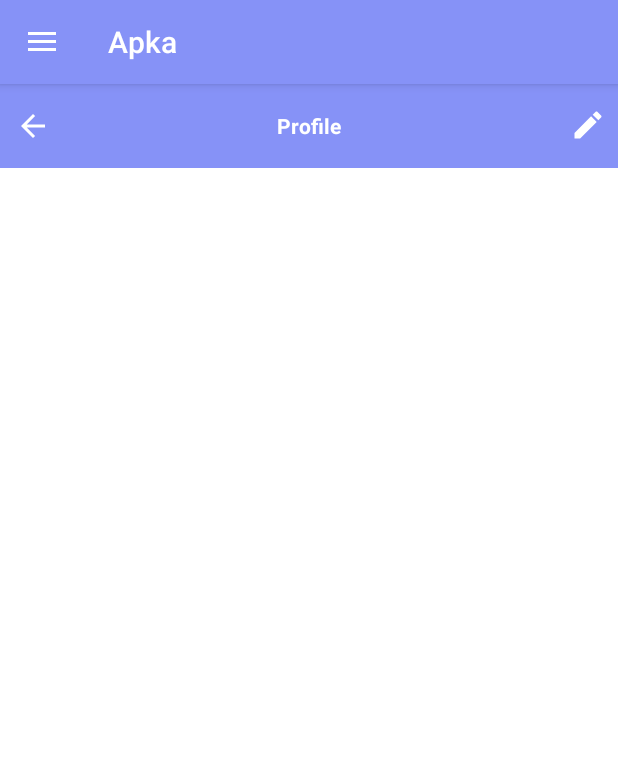
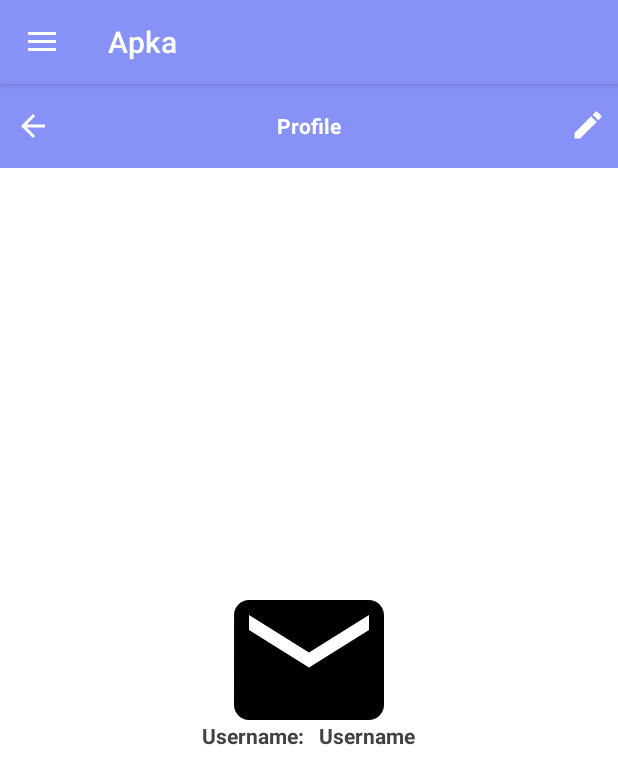
Before and after one commit to waterextract/Projekt_Inzynieria_Oprogramowania, an Android app: the HomeFragment screen opened directly, with no data from a screen before it, after a tap on "My account", on a phone screen of 412 x 824 dp. Shown: the top 784 px of the screen. Run offline under Robolectric (Android 15) with nearby library versions, the phone set to English and light mode, and no system bars; our stand-ins replace Firebase (no records; nobody signed in at launch, a user with empty details on screens opened directly); 1 other tap on this screen came first.

Commit message:
Initial Commit

```diff
--- a/app/src/main/java/com/juliaijustyna/apka/ProfileFragment.kt
+++ b/app/src/main/java/com/juliaijustyna/apka/ProfileFragment.kt
@@ -5,6 +5,12 @@ import androidx.fragment.app.Fragment
 import android.view.LayoutInflater
 import android.view.View
 import android.view.ViewGroup
+import android.widget.TextView
+import com.google.firebase.auth.FirebaseAuth
+import com.google.firebase.database.DataSnapshot
+import com.google.firebase.database.DatabaseError
+import com.google.firebase.database.FirebaseDatabase
+import com.google.firebase.database.ValueEventListener
 
 // TODO: Rename parameter arguments, choose names that match
 // the fragment initialization parameters, e.g. ARG_ITEM_NUMBER
@@ -17,9 +23,9 @@ private const val ARG_PARAM2 = "param2"
  * create an instance of this fragment.
  */
 class ProfileFragment : Fragment() {
-    // TODO: Rename and change types of parameters
     private var param1: String? = null
     private var param2: String? = null
+    private lateinit var textViewUsername: TextView // Deklaracja textViewUsername
 
     override fun onCreate(savedInstanceState: Bundle?) {
         super.onCreate(savedInstanceState)
@@ -29,25 +35,42 @@ class ProfileFragment : Fragment() {
         }
     }
 
+    private fun loadUsername() {
+        val uid = FirebaseAuth.getInstance().currentUser?.uid
+        val userRef = uid?.let { FirebaseDatabase.getInstance().getReference("Users").child(it) }
+
+        if (userRef != null) {
+            userRef.addListenerForSingleValueEvent(object : ValueEventListener {
+                override fun onDataChange(dataSnapshot: DataSnapshot) {
+                    if (dataSnapshot.exists()) {
+                        val username = dataSnapshot.child("name").value.toString()
+                        // Przypisanie pobranej nazwy użytkownika do textViewUsername
+                        textViewUsername.text = username
+                    }
+                }
+
+                override fun onCancelled(databaseError: DatabaseError) {}
+            })
+        }
+    }
+
     override fun onCreateView(
         inflater: LayoutInflater, container: ViewGroup?,
         savedInstanceState: Bundle?,
     ): View? {
-        // Inflate the layout for this fragment
-        return inflater.inflate(R.layout.fragment_profile, container, false)
+        val view = inflater.inflate(R.layout.fragment_profile, container, false)
+
+        // Inicjalizacja textViewUsername
+        textViewUsername = view.findViewById(R.id.textViewUsername)
+
+        // Załaduj nazwę użytkownika
+        loadUsername()
+
+        return view
     }
 
     companion object {
-        /**
-         * Use this factory method to create a new instance of
-         * this fragment using the provided parameters.
-         *
-         * @param param1 Parameter 1.
-         * @param param2 Parameter 2.
-         * @return A new instance of fragment InfoFragment.
-         */
-        // TODO: Rename and change types and number of parameters
-        @JvmStatic
+
         fun newInstance(param1: String, param2: String) =
             ProfileFragment().apply {
                 arguments = Bundle().apply {
@@ -57,3 +80,11 @@ class ProfileFragment : Fragment() {
             }
     }
 }
+
+        fun newInstance(param1: String, param2: String) =
+            ProfileFragment().apply {
+                arguments = Bundle().apply {
+                    putString(ARG_PARAM1, param1)
+                    putString(ARG_PARAM2, param2)
+                }
+            }
--- a/app/src/main/res/layout/fragment_profile.xml
+++ b/app/src/main/res/layout/fragment_profile.xml
@@ -6,10 +6,13 @@
     android:layout_height="match_parent"
     tools:context=".ProfileFragment">
 
+
+
     <RelativeLayout
         android:layout_width="match_parent"
         android:layout_height="?actionBarSize"
         android:background="@color/lavender">
+
 
     <ImageButton
         android:id="@+id/back_button"
@@ -19,7 +22,8 @@
         android:background="@android:color/transparent"
         android:layout_marginStart="10dp"
         android:layout_centerVertical = "true"
-        android:tint="@color/white" />
+        android:tint="@color/white"
+        tools:ignore="UseAppTint" />
 
     <TextView
         android:id="@+id/ToolBarTitle"
@@ -30,6 +34,7 @@
         android:textColor="@color/white"
         android:textStyle="bold" />
 
+
         <ImageButton
             android:id="@+id/profile_edit_button"
             android:layout_width="wrap_content"
@@ -38,9 +43,46 @@
             android:layout_marginTop="15dp"
             android:background="@android:color/transparent"
             android:src="@drawable/baseline_mode_edit_24"
-            android:tint="@color/white" />
+            android:tint="@color/white"
+            tools:ignore="UseAppTint" />
+
 
 
     </RelativeLayout>
 
+    <ImageView
+        android:id="@+id/imageViewProfile"
+        android:layout_width="120dp"
+        android:layout_height="120dp"
+        android:layout_centerVertical="true"
+        android:src="@drawable/baseline_email_24"
+        android:layout_centerHorizontal="true"/>
+
+    <LinearLayout
+        android:id="@+id/bottomLl"
+        android:layout_width="wrap_content"
+        android:layout_height="wrap_content"
+        android:layout_centerVertical="true"
+        android:layout_alignBottom="@id/imageViewProfile"
+        android:layout_centerInParent="true"
+        android:orientation="horizontal">
+    <TextView
+        android:id="@+id/Username"
+        android:layout_width="wrap_content"
+        android:layout_height="wrap_content"
+        android:text="Username:"
+        android:textColor="@color/grey"
+        android:textStyle="bold" />
+    <TextView
+        android:id="@+id/textViewUsername"
+        android:layout_width="wrap_content"
+        android:layout_height="wrap_content"
+        android:layout_marginLeft="10dp"
+        android:text="Username"
+        android:textColor="@color/grey"
+        android:textStyle="bold" />
+    </LinearLayout>
+
+
+
 </RelativeLayout>
```
Also changed, not shown: app/src/main/java/com/juliaijustyna/apka/SignupActivity.kt (+29 -5 lines).
